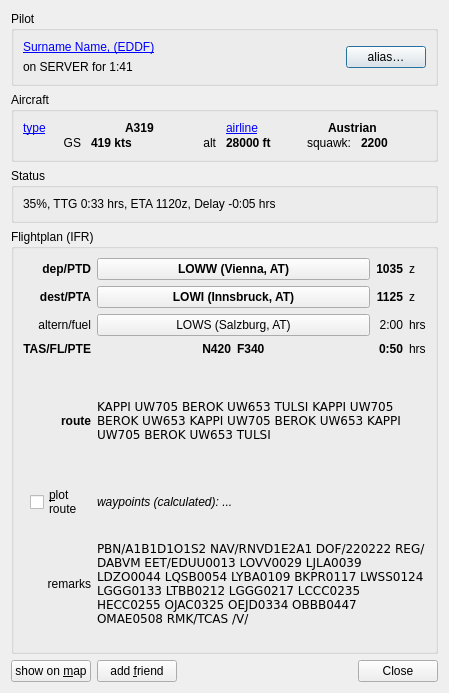
qutescoop/qutescoop, file src/PilotDetails.ui: the form before one commit.
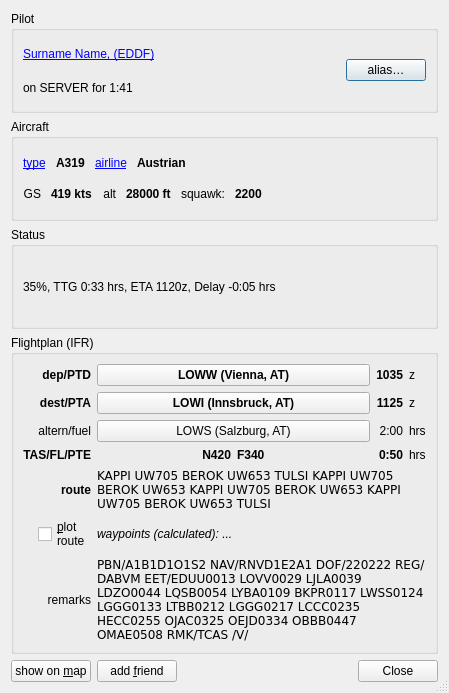
The form after the commit. Icons and pictures are not drawn.

Commit message:
[TASK] remove forced dialog resizing (#126)
This fixes dialog sizes changing by themselves, even on consecutive
`refresh()`s with the same data which has lead to bad UX.

Dialogs will still try to grow in size when but not that aggressively.

On the other hand the dialog size might now not accomodate for all the
data shown. So users might occasionally have to resize the dialog
themselves to see long routes, ATISes or flight plan remarks.

Resolves: #124

Patch:
```diff
--- a/src/PilotDetails.ui
+++ b/src/PilotDetails.ui
@@ -14,7 +14,10 @@
    <iconset resource="Resources.qrc">
     <normaloff>:/icons/qutescoop.png</normaloff>:/icons/qutescoop.png</iconset>
   </property>
-  <layout class="QVBoxLayout" name="verticalLayout" stretch="0,0,0,1,0">
+  <property name="sizeGripEnabled">
+   <bool>true</bool>
+  </property>
+  <layout class="QVBoxLayout" name="_2">
    <item>
     <widget class="QGroupBox" name="groupBox">
      <property name="title">
@@ -127,6 +130,12 @@
           <property name="orientation">
            <enum>Qt::Horizontal</enum>
           </property>
+          <property name="sizeHint" stdset="0">
+           <size>
+            <width>0</width>
+            <height>0</height>
+           </size>
+          </property>
          </spacer>
         </item>
        </layout>
@@ -222,6 +231,12 @@
           <property name="orientation">
            <enum>Qt::Horizontal</enum>
           </property>
+          <property name="sizeHint" stdset="0">
+           <size>
+            <width>0</width>
+            <height>0</height>
+           </size>
+          </property>
          </spacer>
         </item>
        </layout>
@@ -552,12 +567,6 @@
       </item>
       <item row="4" column="1" colspan="3">
        <widget class="QLabel" name="lblRoute">
-        <property name="sizePolicy">
-         <sizepolicy hsizetype="Preferred" vsizetype="Expanding">
-          <horstretch>0</horstretch>
-          <verstretch>0</verstretch>
-         </sizepolicy>
-        </property>
         <property name="mouseTracking">
          <bool>true</bool>
         </property>
@@ -588,6 +597,12 @@
           <property name="orientation">
            <enum>Qt::Horizontal</enum>
           </property>
+          <property name="sizeHint" stdset="0">
+           <size>
+            <width>0</width>
+            <height>0</height>
+           </size>
+          </property>
          </spacer>
         </item>
         <item>
@@ -636,12 +651,6 @@
       </item>
       <item row="6" column="1" colspan="3">
        <widget class="QLabel" name="lblRemarks">
-        <property name="sizePolicy">
-         <sizepolicy hsizetype="Preferred" vsizetype="Expanding">
-          <horstretch>0</horstretch>
-          <verstretch>0</verstretch>
-         </sizepolicy>
-        </property>
         <property name="text">
          <string>&lt;code&gt;PBN/A1B1D1O1S2 NAV/RNVD1E2A1 DOF/220222 REG/DABVM EET/EDUU0013 LOVV0029 LJLA0039 LDZO0044 LQSB0054 LYBA0109 BKPR0117 LWSS0124 LGGG0133 LTBB0212 LGGG0217 LCCC0235 HECC0255 OJAC0325 OEJD0334 OBBB0447 OMAE0508 RMK/TCAS /V/&lt;/code&gt;</string>
         </property>
```
The commit also changes 3 other files.
